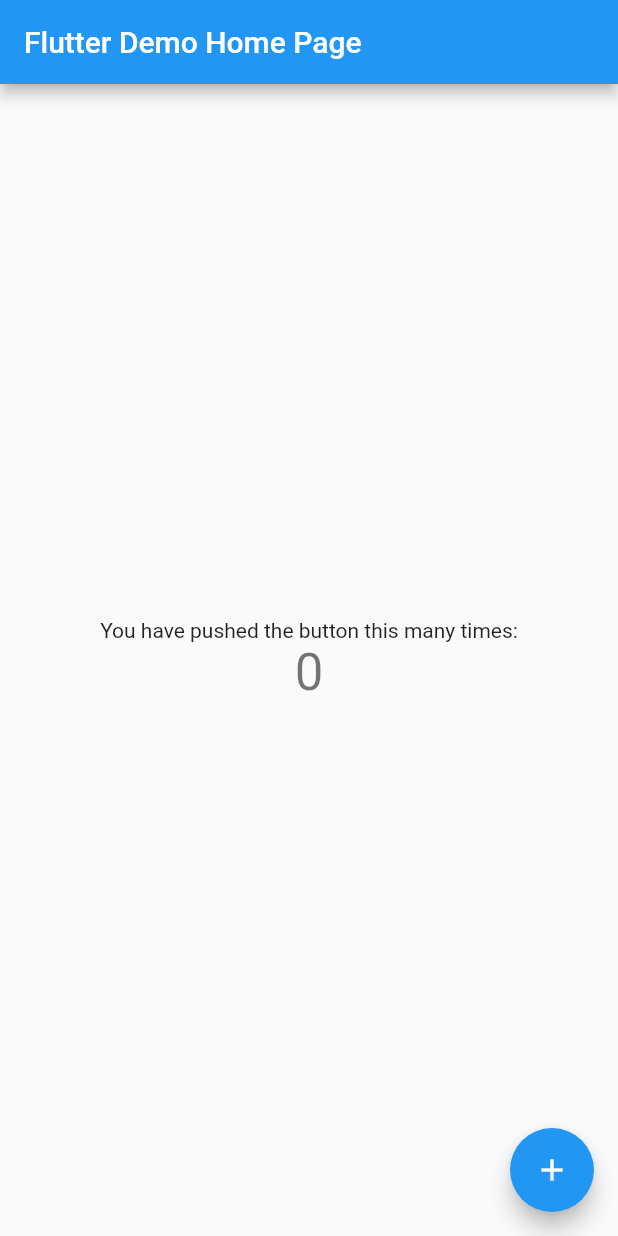
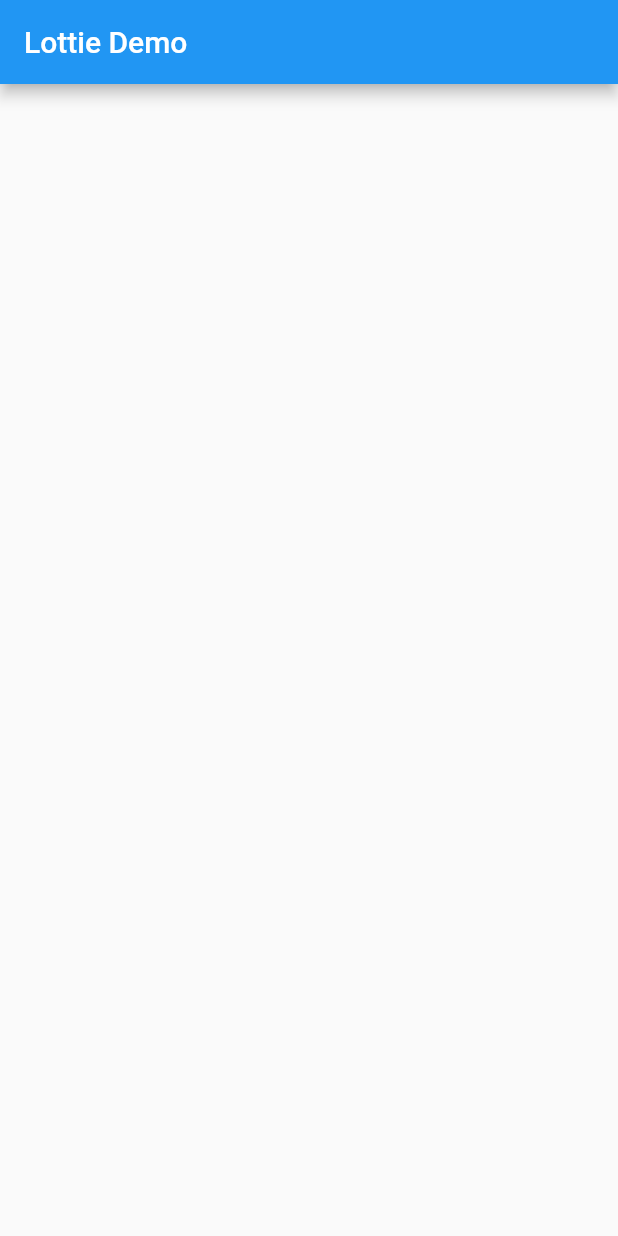
Before and after one commit to mjk22071998/lottie_demo, a Flutter app: the screen it shows after launch, on a phone screen of 412 x 824 dp. Run offline on Flutter 3.47's test engine with Material 2 defaults, Android fonts, the phone set to English and light mode, and no system bars.

Commit message:
Removed all the code

```diff
--- a/lib/main.dart
+++ b/lib/main.dart
@@ -11,7 +11,7 @@ class MyApp extends StatelessWidget {
   @override
   Widget build(BuildContext context) {
     return MaterialApp(
-      title: 'Flutter Demo',
+      title: 'Lottie Demo',
       theme: ThemeData(
         // This is the theme of your application.
         //
@@ -24,91 +24,27 @@ class MyApp extends StatelessWidget {
         // is not restarted.
         primarySwatch: Colors.blue,
       ),
-      home: const MyHomePage(title: 'Flutter Demo Home Page'),
+      home: const MyHomePage(title: 'Lottie Demo'),
     );
   }
 }
 
 class MyHomePage extends StatefulWidget {
   const MyHomePage({Key? key, required this.title}) : super(key: key);
-
-  // This widget is the home page of your application. It is stateful, meaning
-  // that it has a State object (defined below) that contains fields that affect
-  // how it looks.
-
-  // This class is the configuration for the state. It holds the values (in this
-  // case the title) provided by the parent (in this case the App widget) and
-  // used by the build method of the State. Fields in a Widget subclass are
-  // always marked "final".
-
   final String title;
-
   @override
   State<MyHomePage> createState() => _MyHomePageState();
 }
 
 class _MyHomePageState extends State<MyHomePage> {
-  int _counter = 0;
-
-  void _incrementCounter() {
-    setState(() {
-      // This call to setState tells the Flutter framework that something has
-      // changed in this State, which causes it to rerun the build method below
-      // so that the display can reflect the updated values. If we changed
-      // _counter without calling setState(), then the build method would not be
-      // called again, and so nothing would appear to happen.
-      _counter++;
-    });
-  }
-
   @override
   Widget build(BuildContext context) {
-    // This method is rerun every time setState is called, for instance as done
-    // by the _incrementCounter method above.
-    //
-    // The Flutter framework has been optimized to make rerunning build methods
-    // fast, so that you can just rebuild anything that needs updating rather
-    // than having to individually change instances of widgets.
     return Scaffold(
       appBar: AppBar(
-        // Here we take the value from the MyHomePage object that was created by
-        // the App.build method, and use it to set our appbar title.
         title: Text(widget.title),
       ),
       body: Center(
-        // Center is a layout widget. It takes a single child and positions it
-        // in the middle of the parent.
-        child: Column(
-          // Column is also a layout widget. It takes a list of children and
-          // arranges them vertically. By default, it sizes itself to fit its
-          // children horizontally, and tries to be as tall as its parent.
-          //
-          // Invoke "debug painting" (press "p" in the console, choose the
-          // "Toggle Debug Paint" action from the Flutter Inspector in Android
-          // Studio, or the "Toggle Debug Paint" command in Visual Studio Code)
-          // to see the wireframe for each widget.
-          //
-          // Column has various properties to control how it sizes itself and
-          // how it positions its children. Here we use mainAxisAlignment to
-          // center the children vertically; the main axis here is the vertical
-          // axis because Columns are vertical (the cross axis would be
-          // horizontal).
-          mainAxisAlignment: MainAxisAlignment.center,
-          children: <Widget>[
-            const Text(
-              'You have pushed the button this many times:',
-            ),
-            Text(
-              '$_counter',
-              style: Theme.of(context).textTheme.headline4,
-            ),
-          ],
-        ),
-      ),
-      floatingActionButton: FloatingActionButton(
-        onPressed: _incrementCounter,
-        tooltip: 'Increment',
-        child: const Icon(Icons.add),
+
       ), // This trailing comma makes auto-formatting nicer for build methods.
     );
   }
```
